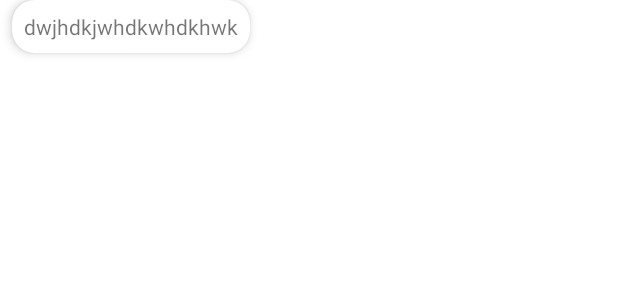
After one commit to svinogr/AndroidFlier, an Android app: the layout tab_layout.xml on its own in the app's theme, with its tools: preview values and no code run, on a phone screen of 412 x 824 dp. The commit adds this screen. Shown: the top 300 px of the screen. Run offline under Robolectric (Android 15) with nearby library versions, the phone set to English and light mode, and no system bars.

Commit message:
add tab_layout.xml, TabCardAdapter.kt, TabViewHolder.kt

```diff
--- a/app/src/main/java/com/example/androidflier/MainActivity.kt
+++ b/app/src/main/java/com/example/androidflier/MainActivity.kt
@@ -20,6 +20,7 @@ import androidx.navigation.ui.setupActionBarWithNavController
 import androidx.navigation.ui.setupWithNavController
 import com.example.androidflier.databinding.ActivityMainBinding
 import com.example.androidflier.ui.viewmodels.GpsUtils
+import com.google.android.material.tabs.TabLayout
 
 const val LOCATION_REQUEST = 100
 const val GPS_REQUEST = 101
@@ -50,7 +51,7 @@ class MainActivity : AppCompatActivity() {
         setupActionBarWithNavController(navController, appBarConfiguration)
         navView.setupWithNavController(navController)
 
-/*        GpsUtils(this).turnGPSOn(object : GpsUtils.OnGpsListener {
+  /*        GpsUtils(this).turnGPSOn(object : GpsUtils.OnGpsListener {
 
             override fun gpsStatus(isGPSEnable: Boolean) {
                 isGPSEnabled = isGPSEnable
--- a/app/src/main/res/layout/activity_main.xml
+++ b/app/src/main/res/layout/activity_main.xml
@@ -6,7 +6,7 @@
     android:layout_height="match_parent"
     android:paddingTop="@dimen/main_activity_coord_lay_padd_top"
     >
-<androidx.constraintlayout.widget.ConstraintLayout
+  <androidx.constraintlayout.widget.ConstraintLayout
     android:layout_width="match_parent"
     android:layout_height="match_parent">
 
--- /dev/null
+++ b/app/src/main/res/layout/tab_layout.xml
@@ -0,0 +1,20 @@
+<?xml version="1.0" encoding="utf-8"?>
+<androidx.cardview.widget.CardView xmlns:android="http://schemas.android.com/apk/res/android"
+    xmlns:app="http://schemas.android.com/apk/res-auto"
+    xmlns:tools="http://schemas.android.com/tools"
+    android:id="@+id/tab_cardView"
+    android:layout_width="wrap_content"
+    android:layout_height="wrap_content"
+    android:layout_marginStart="@dimen/cards_stock_vertical_margin"
+    android:layout_marginEnd="@dimen/cards_stock_vertical_margin"
+    android:layout_marginBottom="@dimen/cards_stock_vertical_margin"
+    app:cardCornerRadius="15dp"
+    app:cardElevation="@dimen/cards_stock_elevation">
+    <TextView
+        android:id="@+id/tab_layout_text"
+        android:layout_width="wrap_content"
+        android:padding="8dp"
+        tools:text="dwjhdkjwhdkwhdkhwk"
+        android:layout_height="wrap_content" />
+
+</androidx.cardview.widget.CardView>
```
Also changed, not shown: app/src/main/java/com/example/androidflier/adapter/TabCardAdapter.kt (added, +37 -0 lines), app/src/main/java/com/example/androidflier/adapter/holder/TabViewHolder.kt (added, +41 -0 lines), app/src/main/java/com/example/androidflier/model/Tab.kt (added, +7 -0 lines), app/src/main/java/com/example/androidflier/ui/allshops/DashboardFragment.kt (+40 -5 lines), app/src/main/java/com/example/androidflier/ui/allshops/DashboardViewModel.kt (+30 -0 lines), app/src/main/res/layout/fragment_dashboard.xml (+27 -7 lines), app/src/main/res/layout/fragment_nearest.xml (+9 -6 lines).
